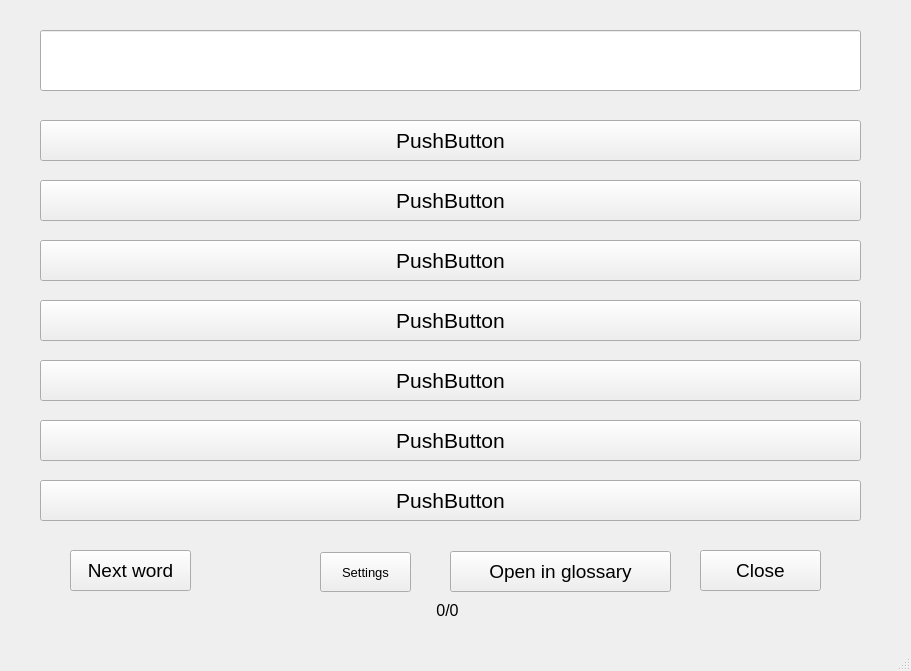
The window that testwindow.ui (OkhinVI/wortschatz) describes before a commit, drawn with Qt 5.
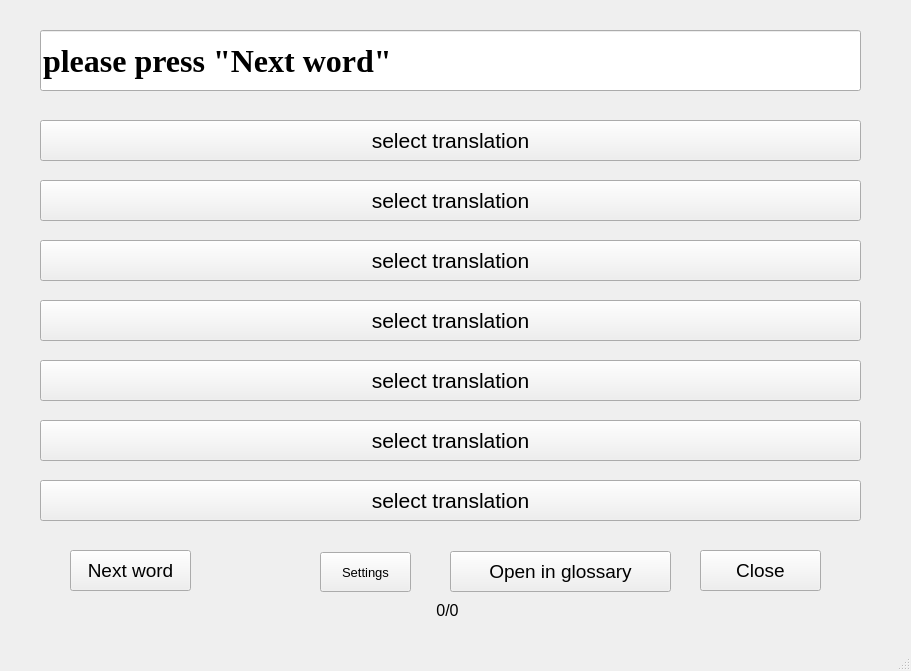
The same window after the commit.

```diff
--- a/testwindow.ui
+++ b/testwindow.ui
@@ -49,6 +49,9 @@
       <bold>true</bold>
      </font>
     </property>
+    <property name="text">
+     <string>please press &quot;Next word&quot;</string>
+    </property>
    </widget>
    <widget class="QPushButton" name="pushButton_2">
     <property name="geometry">
@@ -65,7 +68,7 @@
      </font>
     </property>
     <property name="text">
-     <string>PushButton</string>
+     <string>select translation</string>
     </property>
    </widget>
    <widget class="QPushButton" name="pushButton_3">
@@ -83,7 +86,7 @@
      </font>
     </property>
     <property name="text">
-     <string>PushButton</string>
+     <string>select translation</string>
     </property>
    </widget>
    <widget class="QPushButton" name="pushButton_4">
@@ -101,7 +104,7 @@
      </font>
     </property>
     <property name="text">
-     <string>PushButton</string>
+     <string>select translation</string>
     </property>
    </widget>
    <widget class="QPushButton" name="pushButton_5">
@@ -119,7 +122,7 @@
      </font>
     </property>
     <property name="text">
-     <string>PushButton</string>
+     <string>select translation</string>
     </property>
    </widget>
    <widget class="QPushButton" name="pushButton_6">
@@ -137,7 +140,7 @@
      </font>
     </property>
     <property name="text">
-     <string>PushButton</string>
+     <string>select translation</string>
     </property>
    </widget>
    <widget class="QPushButton" name="pushButton_7">
@@ -191,7 +194,7 @@
      </font>
     </property>
     <property name="text">
-     <string>PushButton</string>
+     <string>select translation</string>
     </property>
    </widget>
    <widget class="QPushButton" name="pushButton_10">
@@ -209,7 +212,7 @@
      </font>
     </property>
     <property name="text">
-     <string>PushButton</string>
+     <string>select translation</string>
     </property>
    </widget>
    <widget class="QLabel" name="label">
```
Left out of the diff: 2 changed lines with no effect on the pictures.
